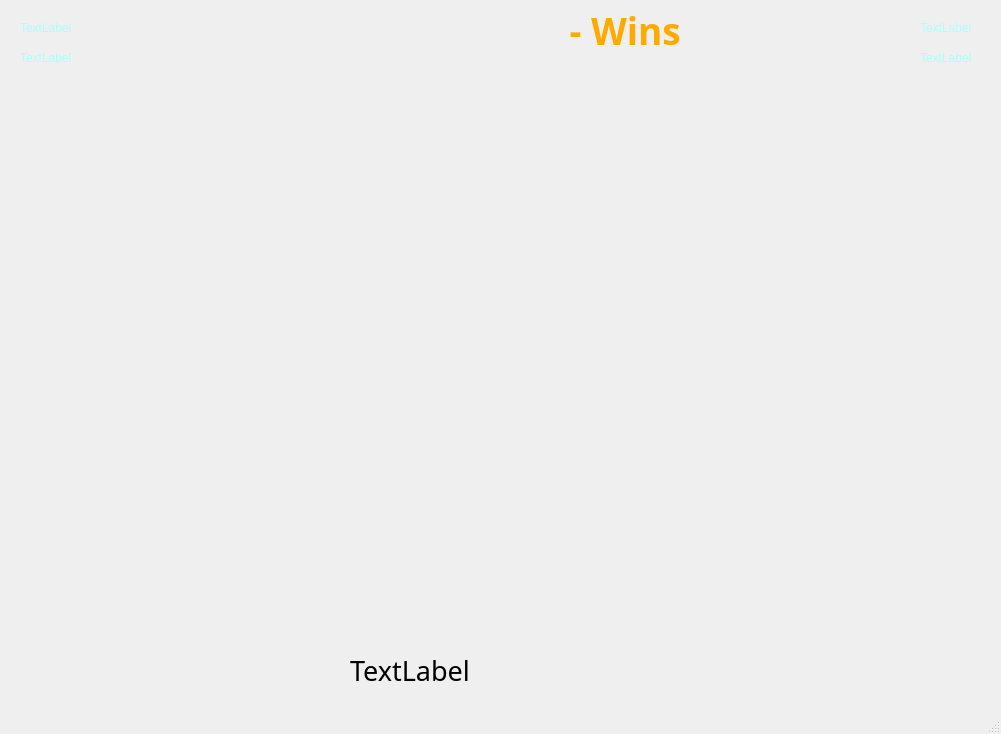
Above: board1.ui from I-Rondy-I/PyQt5_BoardGame before the change. Below: the same form after it.
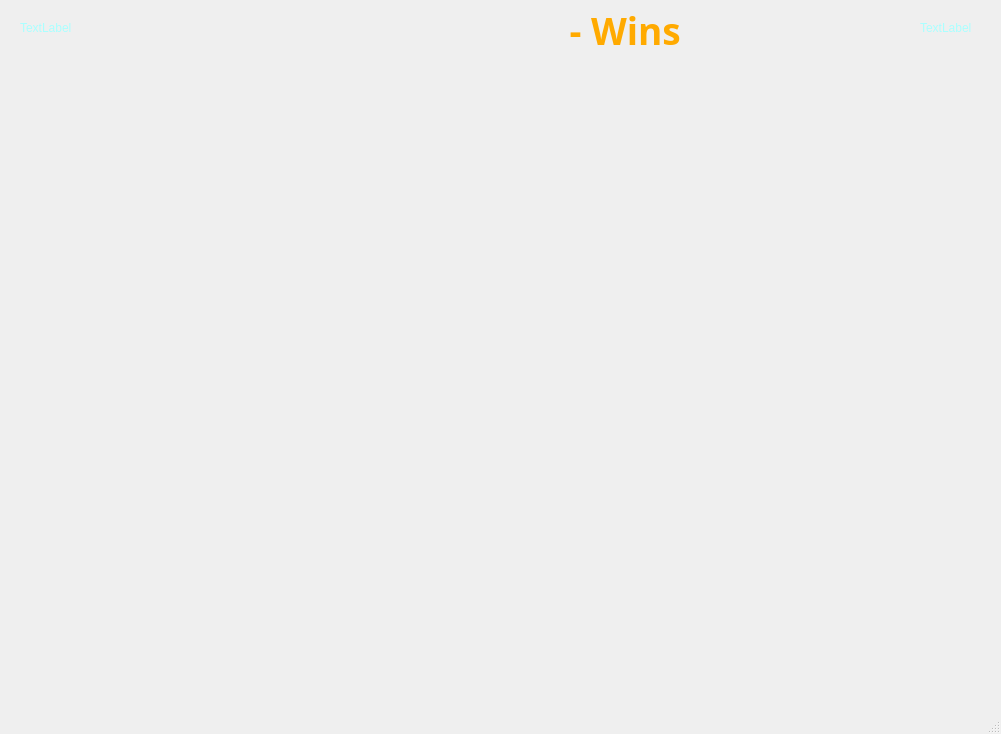
That is the form after the change. Icons and pictures are not drawn.

Patch:
```diff
--- a/board1.ui
+++ b/board1.ui
@@ -1913,110 +1913,6 @@
      <string>TextLabel</string>
     </property>
    </widget>
-   <widget class="QLabel" name="score_1">
-    <property name="geometry">
-     <rect>
-      <x>20</x>
-      <y>50</y>
-      <width>71</width>
-      <height>16</height>
-     </rect>
-    </property>
-    <property name="palette">
-     <palette>
-      <active>
-       <colorrole role="WindowText">
-        <brush brushstyle="SolidPattern">
-         <color alpha="255">
-          <red>170</red>
-          <green>255</green>
-          <blue>255</blue>
-         </color>
-        </brush>
-       </colorrole>
-       <colorrole role="Text">
-        <brush brushstyle="SolidPattern">
-         <color alpha="255">
-          <red>0</red>
-          <green>0</green>
-          <blue>0</blue>
-         </color>
-        </brush>
-       </colorrole>
-       <colorrole role="PlaceholderText">
-        <brush brushstyle="SolidPattern">
-         <color alpha="128">
-          <red>0</red>
-          <green>0</green>
-          <blue>0</blue>
-         </color>
-        </brush>
-       </colorrole>
-      </active>
-      <inactive>
-       <colorrole role="WindowText">
-        <brush brushstyle="SolidPattern">
-         <color alpha="255">
-          <red>170</red>
-          <green>255</green>
-          <blue>255</blue>
-         </color>
-        </brush>
-       </colorrole>
-       <colorrole role="Text">
-        <brush brushstyle="SolidPattern">
-         <color alpha="255">
-          <red>0</red>
-          <green>0</green>
-          <blue>0</blue>
-         </color>
-        </brush>
-       </colorrole>
-       <colorrole role="PlaceholderText">
-        <brush brushstyle="SolidPattern">
-         <color alpha="128">
-          <red>0</red>
-          <green>0</green>
-          <blue>0</blue>
-         </color>
-        </brush>
-       </colorrole>
-      </inactive>
-      <disabled>
-       <colorrole role="WindowText">
-        <brush brushstyle="SolidPattern">
-         <color alpha="255">
-          <red>120</red>
-          <green>120</green>
-          <blue>120</blue>
-         </color>
-        </brush>
-       </colorrole>
-       <colorrole role="Text">
-        <brush brushstyle="SolidPattern">
-         <color alpha="255">
-          <red>120</red>
-          <green>120</green>
-          <blue>120</blue>
-         </color>
-        </brush>
-       </colorrole>
-       <colorrole role="PlaceholderText">
-        <brush brushstyle="SolidPattern">
-         <color alpha="128">
-          <red>0</red>
-          <green>0</green>
-          <blue>0</blue>
-         </color>
-        </brush>
-       </colorrole>
-      </disabled>
-     </palette>
-    </property>
-    <property name="text">
-     <string>TextLabel</string>
-    </property>
-   </widget>
    <widget class="QLabel" name="step_2">
     <property name="geometry">
      <rect>
@@ -2121,110 +2017,6 @@
      <string>TextLabel</string>
     </property>
    </widget>
-   <widget class="QLabel" name="score_2">
-    <property name="geometry">
-     <rect>
-      <x>920</x>
-      <y>50</y>
-      <width>71</width>
-      <height>16</height>
-     </rect>
-    </property>
-    <property name="palette">
-     <palette>
-      <active>
-       <colorrole role="WindowText">
-        <brush brushstyle="SolidPattern">
-         <color alpha="255">
-          <red>170</red>
-          <green>255</green>
-          <blue>255</blue>
-         </color>
-        </brush>
-       </colorrole>
-       <colorrole role="Text">
-        <brush brushstyle="SolidPattern">
-         <color alpha="255">
-          <red>0</red>
-          <green>0</green>
-          <blue>0</blue>
-         </color>
-        </brush>
-       </colorrole>
-       <colorrole role="PlaceholderText">
-        <brush brushstyle="SolidPattern">
-         <color alpha="128">
-          <red>0</red>
-          <green>0</green>
-          <blue>0</blue>
-         </color>
-        </brush>
-       </colorrole>
-      </active>
-      <inactive>
-       <colorrole role="WindowText">
-        <brush brushstyle="SolidPattern">
-         <color alpha="255">
-          <red>170</red>
-          <green>255</green>
-          <blue>255</blue>
-         </color>
-        </brush>
-       </colorrole>
-       <colorrole role="Text">
-        <brush brushstyle="SolidPattern">
-         <color alpha="255">
-          <red>0</red>
-          <green>0</green>
-          <blue>0</blue>
-         </color>
-        </brush>
-       </colorrole>
-       <colorrole role="PlaceholderText">
-        <brush brushstyle="SolidPattern">
-         <color alpha="128">
-          <red>0</red>
-          <green>0</green>
-          <blue>0</blue>
-         </color>
-        </brush>
-       </colorrole>
-      </inactive>
-      <disabled>
-       <colorrole role="WindowText">
-        <brush brushstyle="SolidPattern">
-         <color alpha="255">
-          <red>120</red>
-          <green>120</green>
-          <blue>120</blue>
-         </color>
-        </brush>
-       </colorrole>
-       <colorrole role="Text">
-        <brush brushstyle="SolidPattern">
-         <color alpha="255">
-          <red>120</red>
-          <green>120</green>
-          <blue>120</blue>
-         </color>
-        </brush>
-       </colorrole>
-       <colorrole role="PlaceholderText">
-        <brush brushstyle="SolidPattern">
-         <color alpha="128">
-          <red>0</red>
-          <green>0</green>
-          <blue>0</blue>
-         </color>
-        </brush>
-       </colorrole>
-      </disabled>
-     </palette>
-    </property>
-    <property name="text">
-     <string>TextLabel</string>
-    </property>
-   </widget>
    <widget class="QPushButton" name="newGame">
     <property name="geometry">
      <rect>
@@ -2357,9 +2149,9 @@
    <widget class="QLabel" name="playerWins">
     <property name="geometry">
      <rect>
-      <x>370</x>
+      <x>410</x>
       <y>10</y>
-      <width>171</width>
+      <width>161</width>
       <height>41</height>
      </rect>
     </property>
@@ -2391,7 +2183,7 @@
      </font>
     </property>
     <property name="text">
-     <string>TextLabel</string>
+     <string/>
     </property>
    </widget>
   </widget>
```
